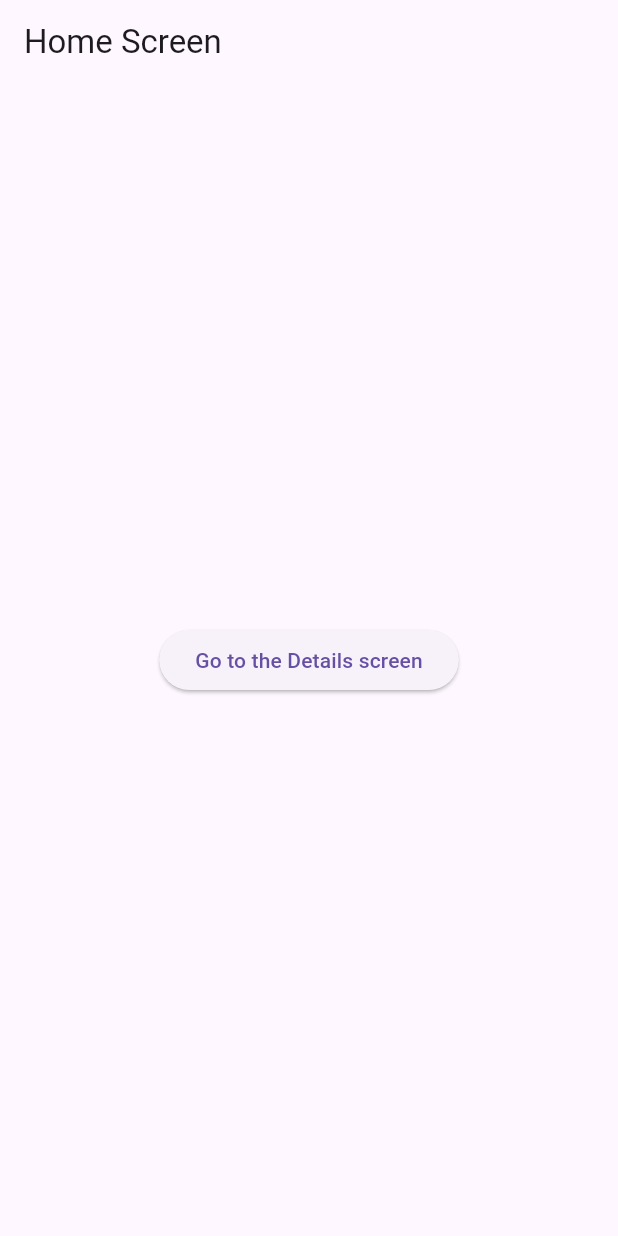
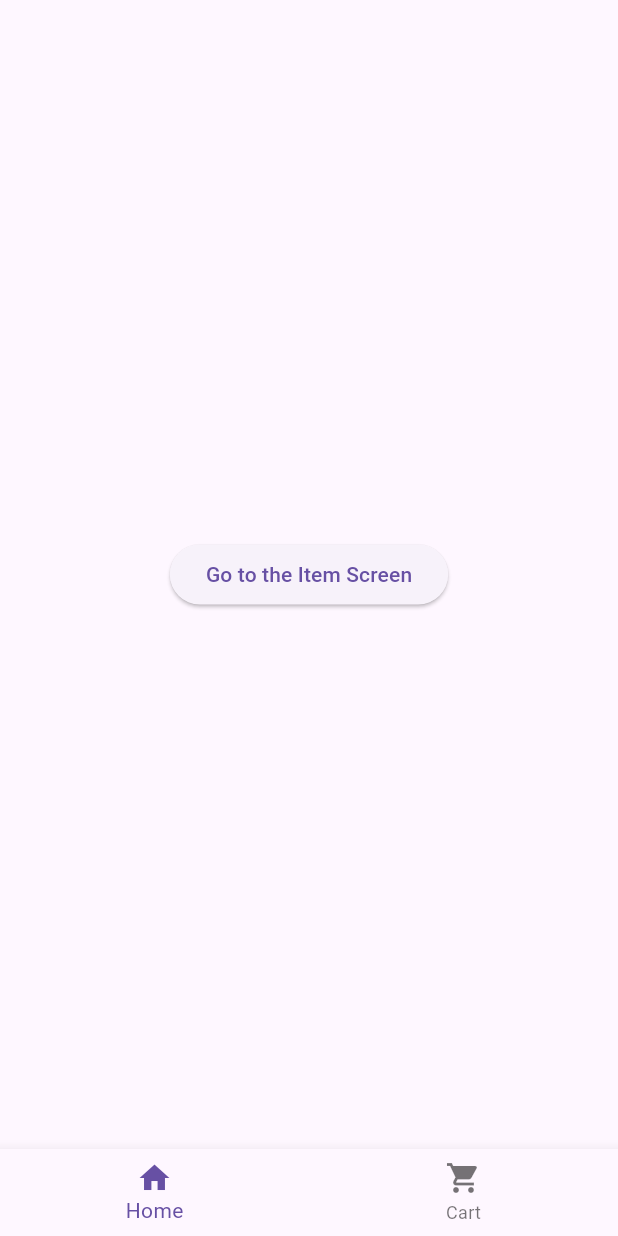
Before and after one commit to alexushkov82/adventureofalifetime, a Flutter app: the screen it shows after launch, on a phone screen of 412 x 824 dp. Run offline on Flutter 3.47's test engine with Material 3 defaults, Android fonts, the phone set to English and light mode, and no system bars; our stand-ins replace go_router.

Commit message:
feat: add pages

```diff
--- a/lib/home_page.dart
+++ b/lib/home_page.dart
@@ -1,36 +1,70 @@
 import 'package:flutter/material.dart';
 import 'package:go_router/go_router.dart';
 
-class HomePage extends StatelessWidget {
-  const HomePage({super.key});
+class HomePage extends StatefulWidget {
+  const HomePage({
+    required this.child,
+    super.key,
+  });
+
+  final Widget child;
+
+  @override
+  State<HomePage> createState() => _HomePageState();
+}
+
+class _HomePageState extends State<HomePage> {
+  int _currentIndex = 0;
+
+  final _routes = [
+    '/home',
+    '/cart',
+  ];
+
+  void _onItemTapped(int index) {
+    context.go(_routes[index]);
+    setState(() => _currentIndex = index);
+  }
 
   @override
   Widget build(BuildContext context) {
     return Scaffold(
-      appBar: AppBar(title: const Text('Home Screen')),
+      body: widget.child,
+      bottomNavigationBar: BottomNavigationBar(
+        currentIndex: _currentIndex,
+        onTap: _onItemTapped,
+        items: const [
+          BottomNavigationBarItem(icon: Icon(Icons.home), label: 'Home'),
+          BottomNavigationBarItem(icon: Icon(Icons.shopping_cart), label: 'Cart'),
+        ],
+      ),
+    );
+  }
+}
+
+class HomeScreen extends StatelessWidget {
+  const HomeScreen({super.key});
+
+  @override
+  Widget build(BuildContext context) {
+    return Scaffold(
       body: Center(
         child: ElevatedButton(
-          onPressed: () => context.go('/details'),
-          child: const Text('Go to the Details screen'),
+          onPressed: () => context.push('/item'),
+          child: const Text('Go to the Item Screen'),
         ),
       ),
     );
   }
 }
 
-class DetailsScreen extends StatelessWidget {
-  const DetailsScreen({super.key});
+class CartScreen extends StatelessWidget {
+  const CartScreen({super.key});
 
   @override
   Widget build(BuildContext context) {
-    return Scaffold(
-      appBar: AppBar(title: const Text('Details Screen')),
-      body: Center(
-        child: ElevatedButton(
-          onPressed: () => context.go('/'),
-          child: const Text('Go back to the Home screen'),
-        ),
-      ),
+    return const Scaffold(
+      body: Center(child: Text('Cart Screen')),
     );
   }
 }
--- a/lib/main.dart
+++ b/lib/main.dart
@@ -13,6 +13,7 @@ class App extends StatelessWidget {
   Widget build(BuildContext context) {
     return MaterialApp.router(
       routerConfig: router,
+      debugShowCheckedModeBanner: false,
     );
   }
 }
--- a/lib/router.dart
+++ b/lib/router.dart
@@ -1,18 +1,33 @@
+import 'package:adventureofalifetime/item_page.dart';
 import 'package:go_router/go_router.dart';
 
 import 'home_page.dart';
 
 final router = GoRouter(
+  initialLocation: '/home',
   routes: [
-    GoRoute(
-      path: '/',
-      builder: (context, state) => HomePage(),
+    ShellRoute(
+      builder: (context, state, child) {
+        return HomePage(child: child);
+      },
       routes: [
         GoRoute(
-          path: 'details',
-          builder: (context, state) => DetailsScreen(),
-        )
-      ]
+          path: '/home',
+          pageBuilder: (context, state) => const NoTransitionPage(
+            child: HomeScreen(),
+          ),
+        ),
+        GoRoute(
+          path: '/cart',
+          pageBuilder: (context, state) => const NoTransitionPage(
+            child: CartScreen(),
+          ),
+        ),
+      ],
     ),
-  ]
+    GoRoute(
+      path: '/item',
+      builder: (context, state) => ItemPage(),
+    ),
+  ],
 );
```
Also changed, not shown: lib/item_page.dart (added, +19 -0 lines).
